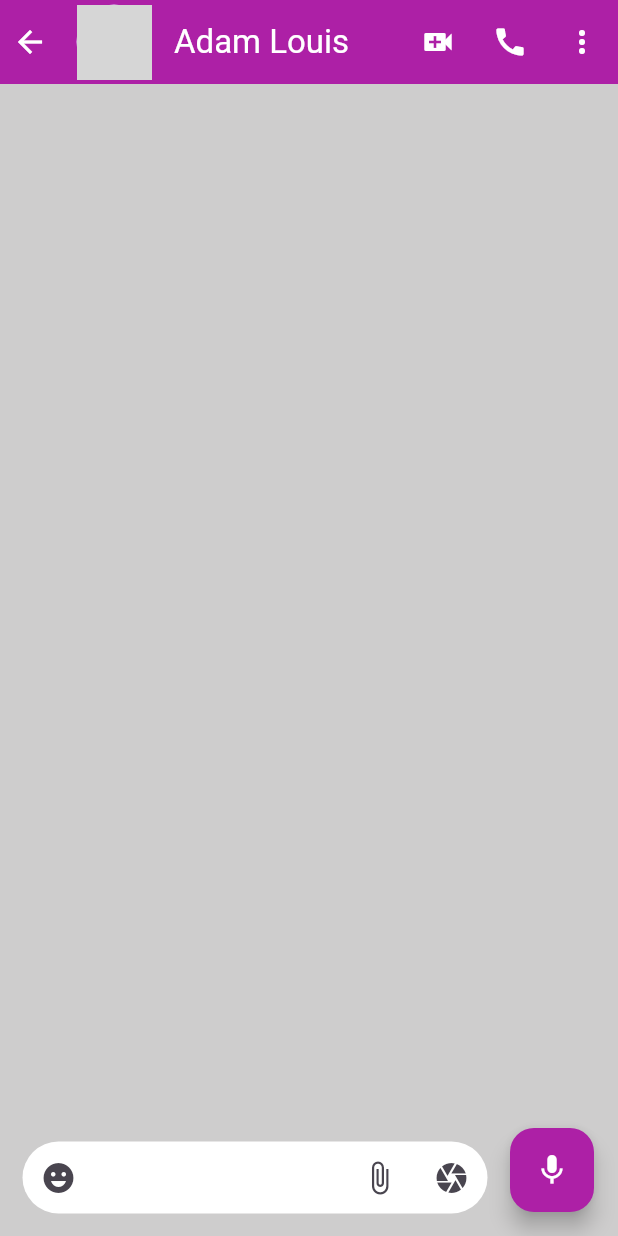
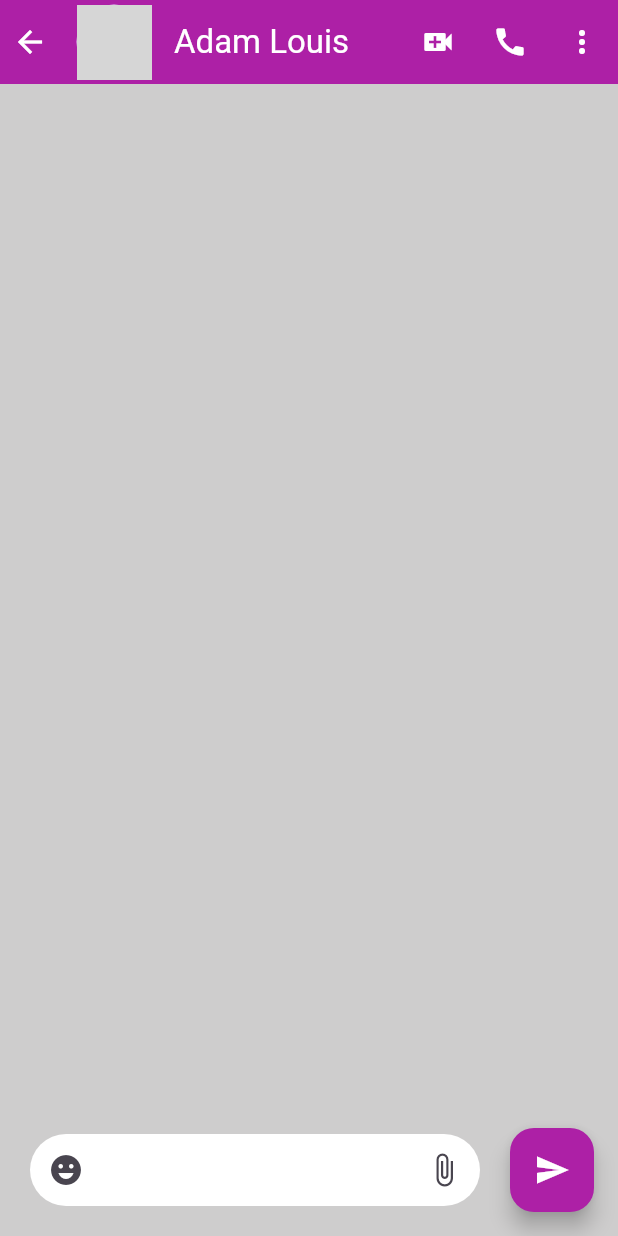
Before and after one commit to suupss/Whatsapp, a Flutter app: the ChatScreen screen opened directly, on a phone screen of 412 x 824 dp. Run offline on Flutter 3.47's test engine with Material 3 defaults, Android fonts, the light colour scheme and no system bars; grey boxes are pictures that could not be loaded.

Commit message:
feat: user can send message

```diff
--- a/lib/chat_screen.dart
+++ b/lib/chat_screen.dart
@@ -1,12 +1,29 @@
 import 'package:flutter/material.dart';
+import 'package:work_app/components/chat_screen_receiver.dart';
 
-class ChatScreen extends StatelessWidget {
+import 'components/chat_texts.dart';
+
+class ChatScreen extends StatefulWidget {
   const ChatScreen({super.key});
+
+  @override
+  State<ChatScreen> createState() => _ChatScreenState();
+}
+
+class _ChatScreenState extends State<ChatScreen> {
+  final TextEditingController _myController = TextEditingController();
+
+  void onFloatingPress() {
+    chat.add(ChatTexts(_myController.text, false));
+    setState(() {});
+    _myController.clear();
+  }
 
   @override
   Widget build(BuildContext context) {
     return SafeArea(
       child: Scaffold(
+        resizeToAvoidBottomInset: true,
         backgroundColor: const Color.fromARGB(255, 206, 205, 205),
         appBar: AppBar(
           leadingWidth: 35,
@@ -41,14 +58,24 @@ class ChatScreen extends StatelessWidget {
             )
           ],
         ),
-        body: Padding(
-          padding: const EdgeInsets.all(15),
-          child: Column(
-            mainAxisAlignment: MainAxisAlignment.end,
+        body: Column(
+          crossAxisAlignment: CrossAxisAlignment.start,
           children: [
-              SizedBox(
-                width: 310,
+            Expanded(
+              child: ListView.builder(
+                  itemCount: chat.length,
+                  itemBuilder: (context, index) => ChatScreenComponentsReceived(
+                      text: chat[index].text, isSent: chat[index].isSent)),
+            ),
+            Padding(
+              padding: const EdgeInsets.all(20),
+              child: SizedBox(
+                width: 300,
                 child: TextField(
+                  onTapOutside: (e) {
+                    FocusManager.instance.primaryFocus?.unfocus();
+                  },
+                  controller: _myController,
                   decoration: InputDecoration(
                       contentPadding: EdgeInsets.all(7),
                       filled: true,
@@ -57,25 +84,15 @@ class ChatScreen extends StatelessWidget {
                           borderRadius: BorderRadius.circular(30),
                           borderSide: BorderSide.none),
                       prefixIcon: Icon(Icons.emoji_emotions),
-                    suffixIcon: Row(
-                      mainAxisAlignment: MainAxisAlignment.end,
-                      children: [
-                        IconButton(
-                          onPressed: () {},
-                          icon: Icon(Icons.attach_file),
-                        ),
-                        IconButton(onPressed: () {}, icon: Icon(Icons.camera))
-                      ],
+                      suffixIcon: Icon(Icons.attach_file)),
                 ),
               ),
             ),
-              )
           ],
         ),
-        ),
         floatingActionButton: FloatingActionButton(
-          onPressed: () {},
-          child: Icon(Icons.mic),
+          onPressed: onFloatingPress,
+          child: Icon(Icons.send),
         ),
       ),
     );
```
Lines whose indentation alone changed are shown as unchanged.
